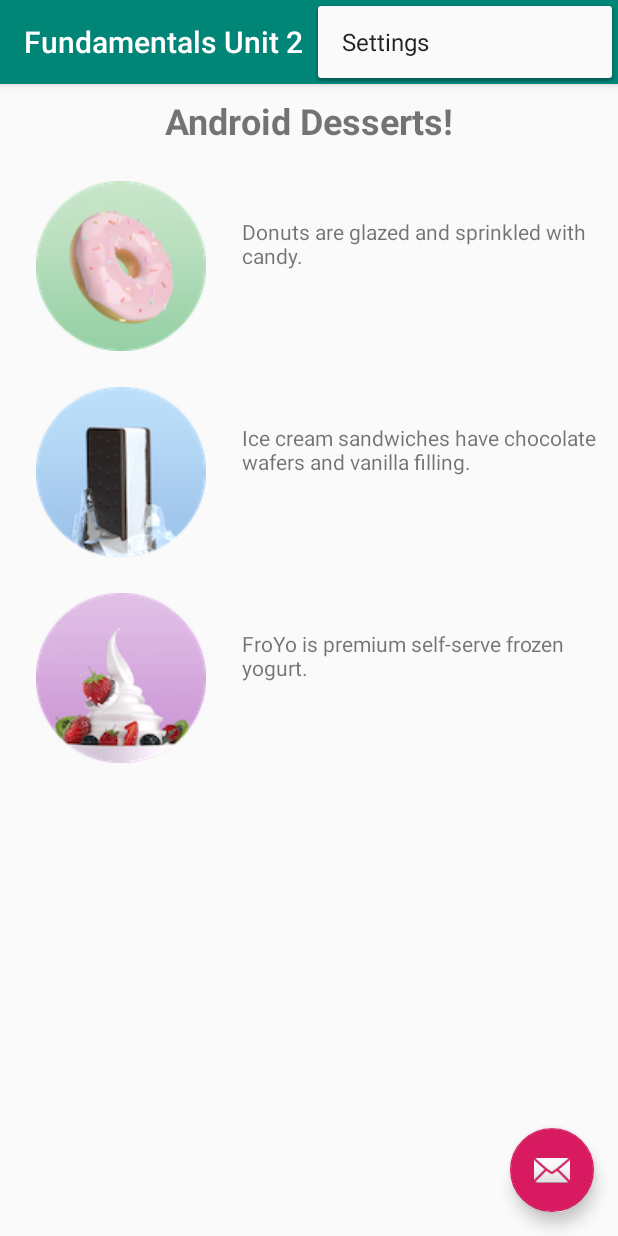
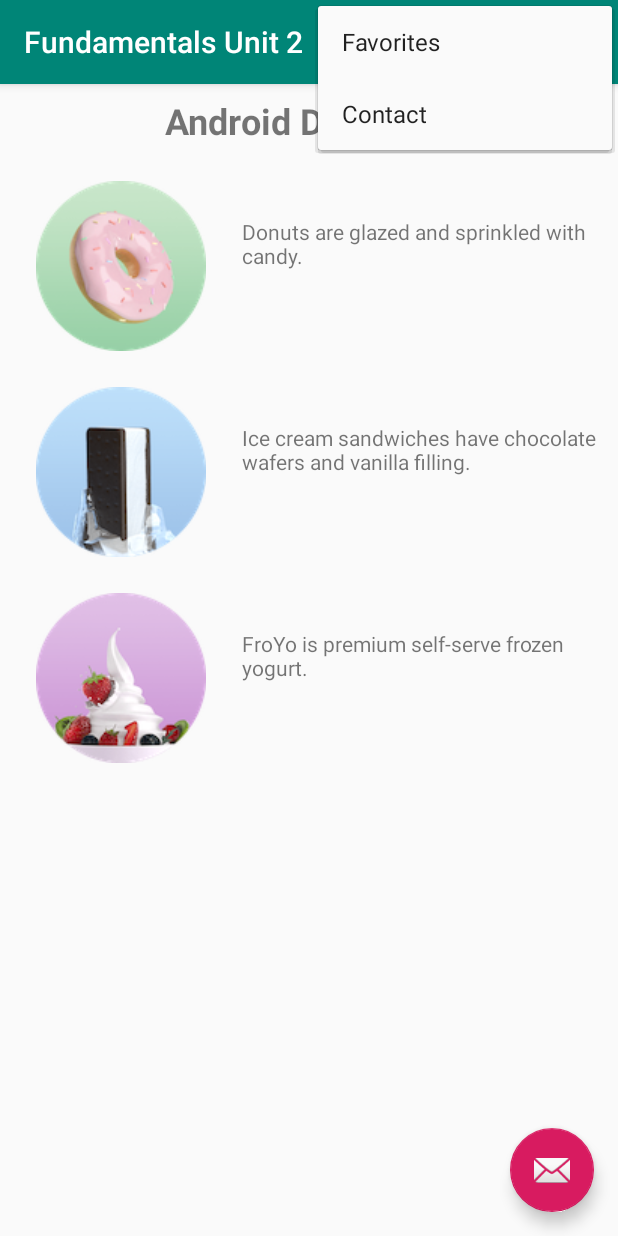
Before and after one commit to MisterPoster/Fundamentals_Unit2, an Android app: the screen it shows after launch (MainActivity), with the options menu open, on a phone screen of 412 x 824 dp. Run offline under Robolectric (Android 15) with nearby library versions, the phone set to English and light mode, and no system bars.

Commit message:
Weekend update!

```diff
--- a/app/build.gradle
+++ b/app/build.gradle
@@ -24,6 +24,7 @@ dependencies {
     implementation 'androidx.appcompat:appcompat:1.1.0'
     implementation 'androidx.constraintlayout:constraintlayout:1.1.3'
     implementation 'com.google.android.material:material:1.0.0'
+    implementation 'androidx.legacy:legacy-support-v4:1.0.0'
     testImplementation 'junit:junit:4.12'
     androidTestImplementation 'androidx.test:runner:1.2.0'
     androidTestImplementation 'androidx.test.espresso:espresso-core:3.2.0'
--- /dev/null
+++ b/app/src/main/res/drawable-anydpi/ic_status_Info.xml
@@ -0,0 +1,10 @@
+<vector xmlns:android="http://schemas.android.com/apk/res/android"
+    android:width="24dp"
+    android:height="24dp"
+    android:viewportWidth="24"
+    android:viewportHeight="24"
+    android:tint="#FFFFFF">
+    <path
+        android:fillColor="#FF000000"
+        android:pathData="M11,17h2v-6h-2v6zM12,2C6.48,2 2,6.48 2,12s4.48,10 10,10 10,-4.48 10,-10S17.52,2 12,2zM12,20c-4.41,0 -8,-3.59 -8,-8s3.59,-8 8,-8 8,3.59 8,8 -3.59,8 -8,8zM11,9h2L13,7h-2v2z"/>
+</vector>
--- /dev/null
+++ b/app/src/main/res/drawable-anydpi/ic_status_favorites.xml
@@ -0,0 +1,10 @@
+<vector xmlns:android="http://schemas.android.com/apk/res/android"
+    android:width="24dp"
+    android:height="24dp"
+    android:viewportWidth="24"
+    android:viewportHeight="24"
+    android:tint="#FFFFFF">
+    <path
+        android:fillColor="#FF000000"
+        android:pathData="M12,17.27L18.18,21l-1.64,-7.03L22,9.24l-7.19,-0.61L12,2 9.19,8.63 2,9.24l5.46,4.73L5.82,21z"/>
+</vector>
--- a/app/src/main/res/menu/menu_main.xml
+++ b/app/src/main/res/menu/menu_main.xml
@@ -3,8 +3,29 @@
     xmlns:tools="http://schemas.android.com/tools"
     tools:context="com.example.fundamentals_unit2.MainActivity">
     <item
-        android:id="@+id/action_settings"
+        android:id="@+id/action_contact"
         android:orderInCategory="100"
-        android:title="@string/action_settings"
+        android:title="Contact"
         app:showAsAction="never" />
+
+    <item
+        android:id="@+id/action_order"
+        android:orderInCategory="10"
+        android:title="Order"
+        android:icon="@drawable/ic_shopping_cart"
+        app:showAsAction="always" />
+
+    <item
+        android:id="@+id/action_status"
+        android:orderInCategory="20"
+        android:title="Status"
+        android:icon="@drawable/ic_status_Info"
+        app:showAsAction="always" />
+
+    <item
+        android:id="@+id/action_favorites"
+        android:orderInCategory="30"
+        android:title="Favorites"
+        android:icon="@drawable/ic_status_favorites"
+        app:showAsAction="ifRoom" />
 </menu>
--- a/app/src/main/res/values/strings.xml
+++ b/app/src/main/res/values/strings.xml
@@ -31,4 +31,14 @@
 
     </string-array>
 
+    <string name="action_order_message">You selected Order.</string>
+
+    <string name="action_status_message">You selected Status.</string>
+
+    <string name="action_favorites_message">You selected Favorites.</string>
+
+    <string name="action_contact_message">You selected Contact.</string>
+
+    <!-- TODO: Remove or change this placeholder text -->
+    <string name="hello_blank_fragment">Hello blank fragment</string>
 </resources>
```
Also changed, not shown: app/src/main/AndroidManifest.xml (+9 -1 lines), app/src/main/java/com/example/fundamentals_unit2/CheckActivity.java (added, +16 -0 lines), app/src/main/java/com/example/fundamentals_unit2/DatePicker.java (added, +48 -0 lines), app/src/main/java/com/example/fundamentals_unit2/MainActivity.java (+17 -9 lines), app/src/main/java/com/example/fundamentals_unit2/OrderActivity.java (+34 -4 lines), app/src/main/res/layout/activity_check.xml (added, +14 -0 lines), app/src/main/res/layout/activity_order.xml (+11 -0 lines), app/src/main/res/drawable-hdpi/ic_status_Info.png (added), app/src/main/res/drawable-hdpi/ic_status_favorites.png (added), app/src/main/res/drawable-mdpi/ic_status_Info.png (added), app/src/main/res/drawable-mdpi/ic_status_favorites.png (added), app/src/main/res/drawable-xhdpi/ic_status_Info.png (added), app/src/main/res/drawable-xhdpi/ic_status_favorites.png (added), app/src/main/res/drawable-xxhdpi/ic_status_Info.png (added), 1 more files.
